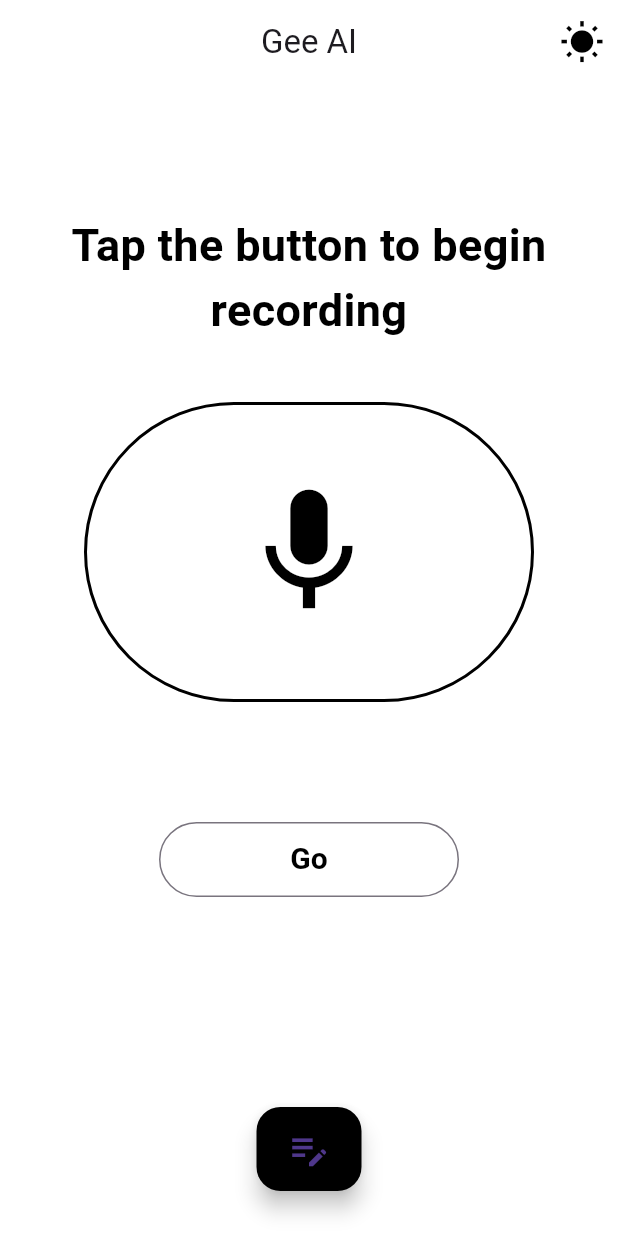
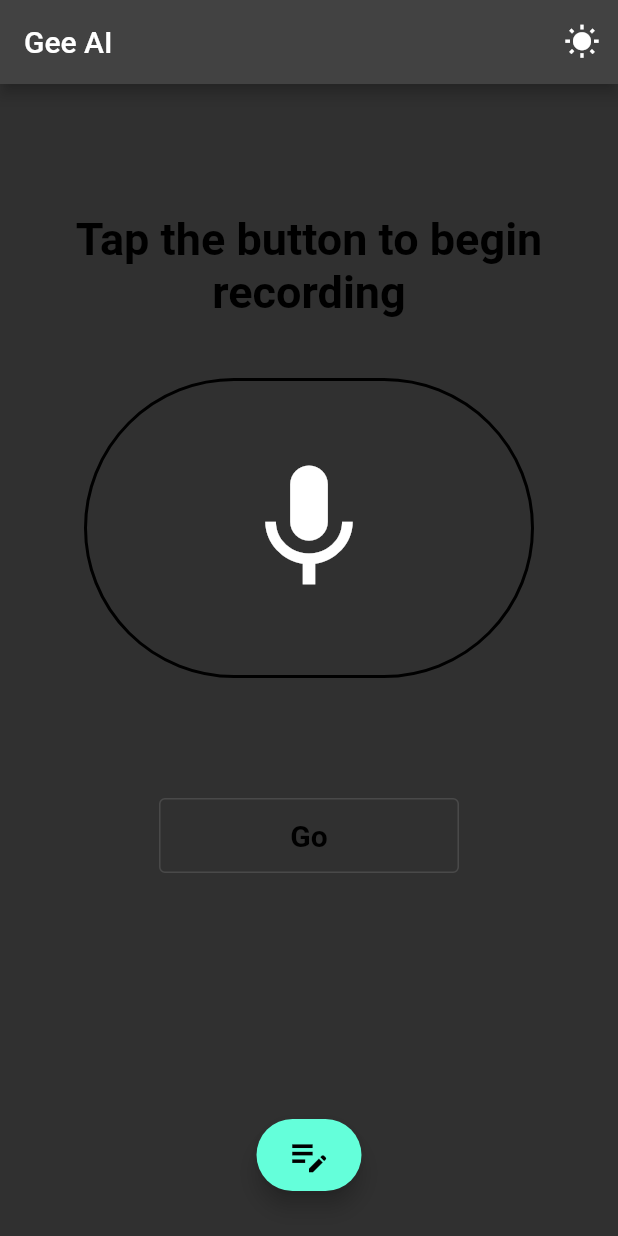
Before and after one commit to Shalom-Nankam/gee, a Flutter app: the screen it shows after launch, after a tap on the "wb sunny" icon, on a phone screen of 412 x 824 dp. Run offline on Flutter 3.47's test engine with Material 2 defaults, Android fonts, the phone set to English and light mode, and no system bars; our stand-ins replace flutter_native_splash, get, shared_preferences, speech_to_text.

Commit message:
Created the function for changing the app theme and passed it to the icon button

```diff
--- a/lib/controllers/home_controller.dart
+++ b/lib/controllers/home_controller.dart
@@ -1,5 +1,8 @@
 import 'package:flutter/material.dart';
+import 'package:gee/models/app_theme.dart';
 import 'package:gee/views/home_view.dart';
+import 'package:get/get.dart';
+import 'package:shared_preferences/shared_preferences.dart';
 import 'package:speech_to_text/speech_recognition_result.dart';
 import 'package:speech_to_text/speech_to_text.dart';
 
@@ -52,7 +55,11 @@ class HomeController extends State<HomeScreen> {
     });
   }
 
-  makeSearch() async {}
+  changeTheme(bool darkTheme) async {
+    final prefs = await SharedPreferences.getInstance();
+    prefs.setBool('Theme', !AppTheme.darkMode);
+    Get.changeTheme(darkTheme ? ThemeData.light() : ThemeData.dark());
+  }
 
   @override
   Widget build(BuildContext context) {
--- a/lib/views/home_view.dart
+++ b/lib/views/home_view.dart
@@ -18,7 +18,9 @@ class HomeView extends StatelessView<HomeScreen, HomeController> {
           // style: TextStyle(fontSize: 22, fontWeight: FontWeight.bold),
         ),
         actions: [
-          IconButton(onPressed: () {}, icon: const Icon(Icons.wb_sunny))
+          IconButton(
+              onPressed: () => controller.changeTheme(AppTheme.darkMode),
+              icon: const Icon(Icons.wb_sunny))
         ],
       ),
       body: Padding(
```
